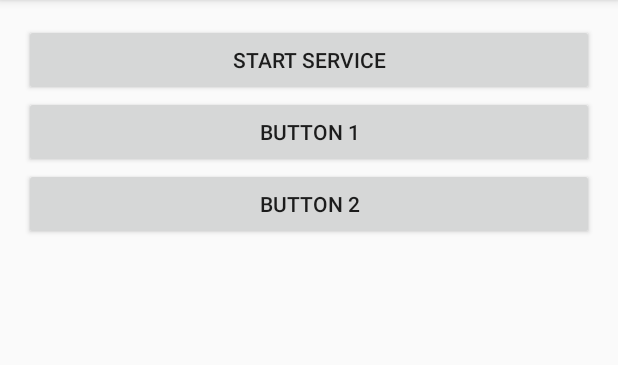
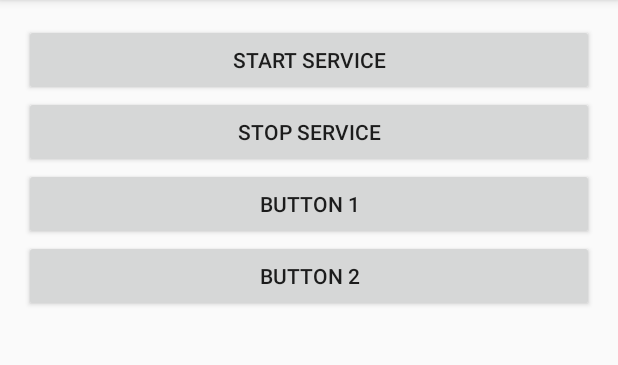
Before and after one commit to davsinghm/BluetoothSim, an Android app: the screen it shows after launch (DeviceActivity), after a tap on "START SERVICE", on a phone screen of 412 x 824 dp, the part 84-449 px from its top. Run offline under Robolectric (Android 15) with nearby library versions, the phone set to English and light mode, and no system bars.

Commit message:
added stop service button

```diff
--- a/app/src/main/java/com/dsm/bluetoothsim/DeviceActivity.java
+++ b/app/src/main/java/com/dsm/bluetoothsim/DeviceActivity.java
@@ -12,13 +12,22 @@ public class DeviceActivity extends Activity {
         super.onCreate(savedInstanceState);
         setContentView(R.layout.activity_device);
 
-        findViewById(R.id.button_ss).setOnClickListener(new View.OnClickListener() {
+        findViewById(R.id.button_start).setOnClickListener(new View.OnClickListener() {
             @Override
             public void onClick(View v) {
-                Intent gattServiceIntent = new Intent(DeviceActivity.this, BluetoothService.class);
-                startService(gattServiceIntent);
+                Intent intent = new Intent(DeviceActivity.this, BluetoothService.class);
+                startService(intent);
             }
         });
+
+        findViewById(R.id.button_stop).setOnClickListener(new View.OnClickListener() {
+            @Override
+            public void onClick(View v) {
+                Intent intent = new Intent(DeviceActivity.this, BluetoothService.class);
+                stopService(intent);
+            }
+        });
+
 
         findViewById(R.id.button1).setOnClickListener(new View.OnClickListener() {
             @Override
--- a/app/src/main/res/layout/activity_device.xml
+++ b/app/src/main/res/layout/activity_device.xml
@@ -9,7 +9,13 @@
         android:layout_width="match_parent"
         android:layout_height="wrap_content"
         android:text="Start Service"
-        android:id="@+id/button_ss"/>
+        android:id="@+id/button_start"/>
+
+    <Button
+        android:layout_width="match_parent"
+        android:layout_height="wrap_content"
+        android:text="Stop Service"
+        android:id="@+id/button_stop"/>
 
     <Button
         android:layout_width="match_parent"
```
Also changed, not shown: app/src/main/java/com/tedcall/sdk/BleDevice.java (renamed from app/src/main/java/com/tedcall/sdk/BTDevice.java, +8 -8 lines).
